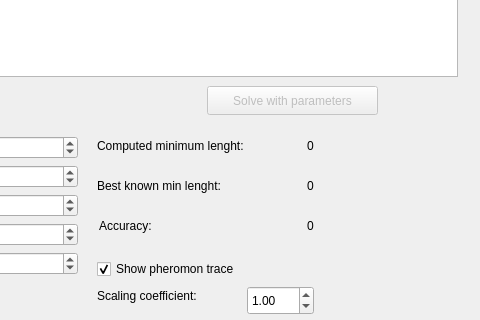
Krcivoj/TSP, file mainwindow.ui: the form before one commit; both pictures show x 603 to 1083 and y 564 to 884 of the 1083 by 884 pixel window.
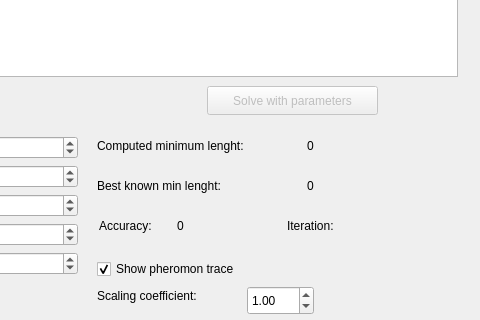
The form after the commit.

Patch:
```diff
--- a/mainwindow.ui
+++ b/mainwindow.ui
@@ -306,7 +306,7 @@
     </property>
     <property name="geometry">
      <rect>
-      <x>910</x>
+      <x>780</x>
       <y>780</y>
       <width>63</width>
       <height>20</height>
@@ -445,6 +445,32 @@
      <number>24</number>
     </property>
    </widget>
+   <widget class="QLabel" name="label_14">
+    <property name="geometry">
+     <rect>
+      <x>890</x>
+      <y>780</y>
+      <width>63</width>
+      <height>20</height>
+     </rect>
+    </property>
+    <property name="text">
+     <string>Iteration:</string>
+    </property>
+   </widget>
+   <widget class="QLabel" name="iterLabel">
+    <property name="geometry">
+     <rect>
+      <x>970</x>
+      <y>780</y>
+      <width>63</width>
+      <height>20</height>
+     </rect>
+    </property>
+    <property name="text">
+     <string/>
+    </property>
+   </widget>
   </widget>
  </widget>
  <resources/>
```
